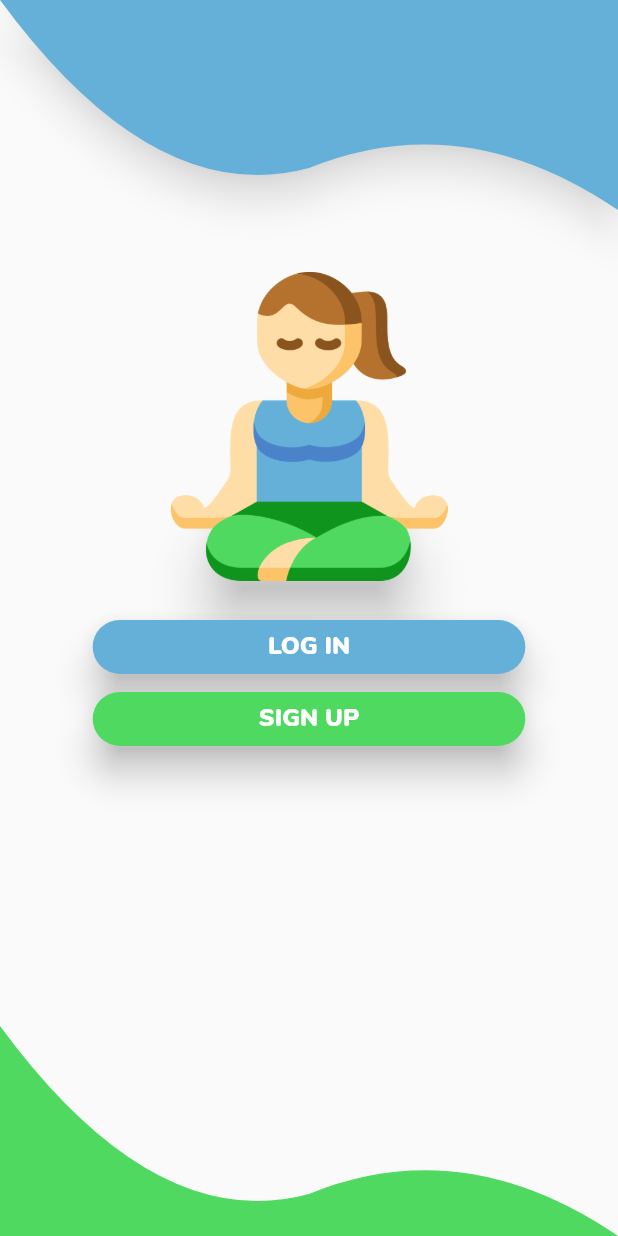
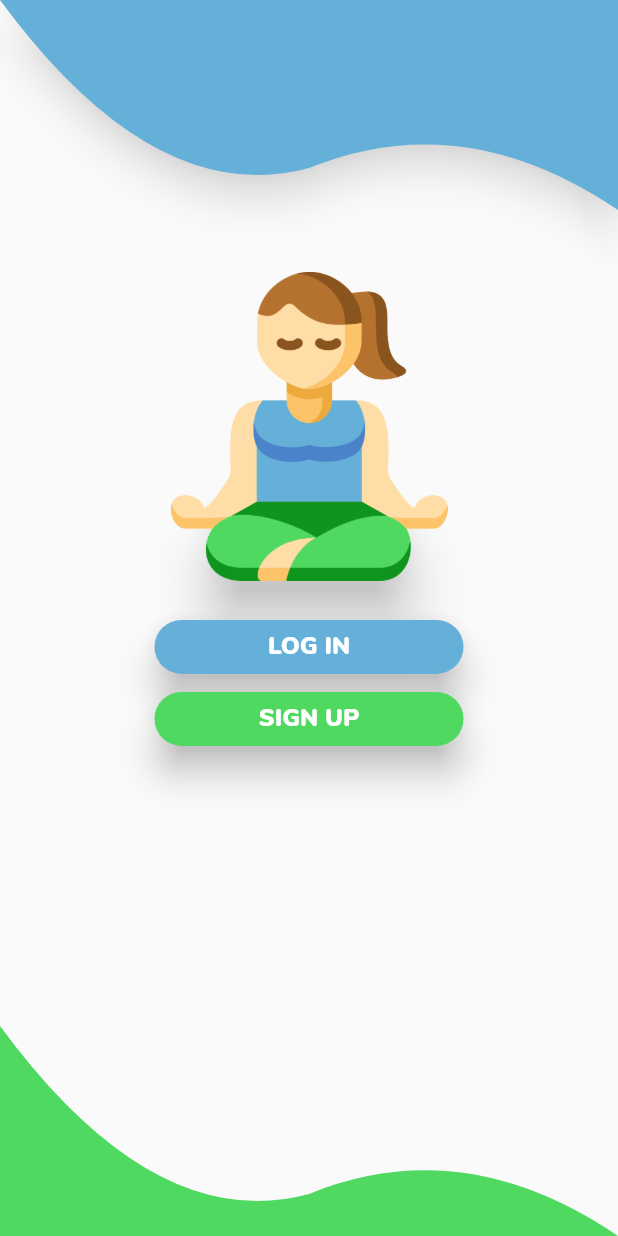
Before and after one commit to DevFreeze/daily_ui, a Flutter app: the screen it shows after launch, on a phone screen of 412 x 824 dp. Run offline on Flutter 3.47's test engine with Material 2 defaults, Android fonts, the phone set to English and light mode, and no system bars.

Commit message:
Added Animations

```diff
--- a/lib/ui/screens/sign_in.dart
+++ b/lib/ui/screens/sign_in.dart
@@ -10,7 +10,7 @@ class SignIn extends StatefulWidget {
   _SignInState createState() => _SignInState();
 }
 
-class _SignInState extends State<SignIn> {
+class _SignInState extends State<SignIn> with TickerProviderStateMixin {
   FocusNode _focusUsername = new FocusNode();
   FocusNode _focusMail = new FocusNode();
   FocusNode _focusPassword = new FocusNode();
@@ -20,7 +20,7 @@ class _SignInState extends State<SignIn> {
   bool login;
   bool detail;
   bool obscure;
-  bool obscure_confirm;
+  bool obscureConfirm;
 
   @override
   void initState() {
@@ -37,35 +37,33 @@ class _SignInState extends State<SignIn> {
   Widget build(BuildContext context) {
     return Scaffold(
       //resizeToAvoidBottomInset: false,
-      body: Container(
-        child: GestureDetector(
+      body: GestureDetector(
         child: Stack(
           children: <Widget>[
             Positioned.fill(
-                child: Container(
               child: ListView(
                 children: <Widget>[
                   // Container under the top shape, so the yoga girl doesn't vanish
                   // Height depends on Login, Signup or if keyboard visible
                   !_keyboardIsVisible()
-                          ? Container(
+                      ? AnimatedContainer(
+                    duration: Duration(seconds: 1),
                     height: login
                         ? MediaQuery.of(context).size.height * 0.15
                         : signup
-                                      ? MediaQuery.of(context).size.height *
-                                          0.05
-                                      : MediaQuery.of(context).size.height *
-                                          0.22,
+                        ? MediaQuery.of(context).size.height * 0.05
+                        : MediaQuery.of(context).size.height * 0.22,
                   )
-                          : Container(
-                              height:
-                                  MediaQuery.of(context).size.height * 0.03),
+                      : AnimatedContainer(
+                      duration: Duration(seconds: 1),
+                      height: MediaQuery.of(context).size.height * 0.03),
                   // Stack with yoga girl picture and the shadow
                   Stack(
                     alignment: Alignment.bottomCenter,
                     children: <Widget>[
                       // Extra Container to let the yoga girl in the PNG throw a shadow
-                          Container(
+                      AnimatedContainer(
+                        duration: Duration(milliseconds: 1000),
                         width: detail
                             ? MediaQuery.of(context).size.width * 0.13
                             : MediaQuery.of(context).size.width * 0.33,
@@ -81,7 +79,8 @@ class _SignInState extends State<SignIn> {
                         ),
                       ),
                       // Container with Yoga girl pic
-                          Container(
+                      AnimatedContainer(
+                        duration: Duration(milliseconds: 1000),
                         width: detail
                             ? MediaQuery.of(context).size.width * 0.2
                             : MediaQuery.of(context).size.width * 0.5,
@@ -89,19 +88,26 @@ class _SignInState extends State<SignIn> {
                       ),
                     ],
                   ),
+
                   // Username Textfield
                   // Only visible after clicking "SIGN UP"
-                      signup
-                          ? Container(
+                  AnimatedSize(
+                    alignment: Alignment.topCenter,
+                    duration: Duration(seconds: 1),
+                    vsync: this,
+                    child: AnimatedOpacity(
+                      opacity: detail ? 1.0 : 0.0,
+                      curve: Curves.easeInQuint,
+                      duration: Duration(seconds: 1),
+                      child: signup
+                          ? Align(
+                        alignment: Alignment.center,
+                        child: Container(
                           padding: EdgeInsets.only(
                             top: 20.0,
                           ),
-                              child: Align(
-                                alignment: Alignment.center,
-                                child: SizedBox(
-                                  width:
-                                      MediaQuery.of(context).size.width * 0.7,
-                                  height: 50.0,
+                          width: MediaQuery.of(context).size.width * 0.7,
+                          height: 70.0,
                           child: Material(
                             elevation: 5.0,
                             borderRadius: BorderRadius.circular(18.0),
@@ -123,22 +129,28 @@ class _SignInState extends State<SignIn> {
                             ),
                           ),
                         ),
-                              ),
                       )
                           : Container(),
+                    ),
+                  ),
                   // E-Mail Textfield
                   // Only visible after clicking "LOG IN" or "SIGN UP"
-                      detail
-                          ? Container(
+                  AnimatedSize(
+                    duration: Duration(seconds: 1),
+                    vsync: this,
+                    child: AnimatedOpacity(
+                      opacity: detail ? 1.0 : 0.0,
+                      curve: Curves.easeInQuint,
+                      duration: Duration(seconds: 1),
+                      child: detail
+                          ? Align(
+                        alignment: Alignment.center,
+                        child: Container(
                           padding: EdgeInsets.only(
                             top: login ? 20.0 : 10.0,
                           ),
-                              child: Align(
-                                alignment: Alignment.center,
-                                child: SizedBox(
-                                  width:
-                                      MediaQuery.of(context).size.width * 0.7,
-                                  height: 50.0,
+                          width: MediaQuery.of(context).size.width * 0.7,
+                          height: login ? 70.0 : 60.0,
                           child: Material(
                             elevation: 5.0,
                             borderRadius: BorderRadius.circular(18.0),
@@ -162,22 +174,29 @@ class _SignInState extends State<SignIn> {
                             ),
                           ),
                         ),
-                              ),
                       )
                           : Container(),
+                    ),
+                  ),
+
                   // Password Textfield
                   // Only visible after clicking "LOG IN" or "SIGN UP"
-                      detail
-                          ? Container(
+                  AnimatedSize(
+                    duration: Duration(seconds: 1),
+                    vsync: this,
+                    child: AnimatedOpacity(
+                      opacity: detail ? 1.0 : 0.0,
+                      curve: Curves.easeInQuint,
+                      duration: Duration(seconds: 1),
+                      child: detail
+                          ? Align(
+                        alignment: Alignment.center,
+                        child: Container(
                           padding: EdgeInsets.only(
                             top: 10.0,
                           ),
-                              child: Align(
-                                alignment: Alignment.center,
-                                child: SizedBox(
-                                  width:
-                                      MediaQuery.of(context).size.width * 0.7,
-                                  height: 50.0,
+                          width: MediaQuery.of(context).size.width * 0.7,
+                          height: 60.0,
                           child: Material(
                             borderRadius: BorderRadius.circular(18.0),
                             elevation: 5.0,
@@ -205,32 +224,41 @@ class _SignInState extends State<SignIn> {
                                       obscure = !obscure;
                                     });
                                   },
-                                          )),
+                                ),
                               ),
                             ),
                           ),
                         ),
                       )
                           : Container(),
+                    ),
+                  ),
+
                   // Confirm Password Textfield
                   // Only visible after clicking "SIGN UP"
-                      signup
-                          ? Container(
+                  AnimatedSize(
+                    alignment: Alignment.center,
+                    duration: Duration(seconds: 1),
+                    vsync: this,
+                    child: AnimatedOpacity(
+                      opacity: detail ? 1.0 : 0.0,
+                      curve: Curves.easeInQuint,
+                      duration: Duration(seconds: 1),
+                      child: signup
+                          ? Align(
+                        alignment: Alignment.center,
+                        child: Container(
                           padding: EdgeInsets.only(
                             top: 10.0,
                           ),
-                              child: Align(
-                                alignment: Alignment.center,
-                                child: SizedBox(
-                                  width:
-                                      MediaQuery.of(context).size.width * 0.7,
-                                  height: 50.0,
+                          width: MediaQuery.of(context).size.width * 0.7,
+                          height: 60.0,
                           child: Material(
                             borderRadius: BorderRadius.circular(18.0),
                             elevation: 5.0,
                             child: TextField(
                               focusNode: _focusConfirmPassword,
-                                      obscureText: obscure_confirm,
+                              obscureText: obscureConfirm,
                               decoration: InputDecoration(
                                 labelText: "Confirm Password",
                                 labelStyle: TextStyle(
@@ -244,25 +272,34 @@ class _SignInState extends State<SignIn> {
                                   borderSide: BorderSide(),
                                 ),
                                 suffixIcon: IconButton(
-                                            icon: Icon(obscure_confirm
+                                  icon: Icon(obscureConfirm
                                       ? Icons.visibility
                                       : Icons.visibility_off),
                                   onPressed: () {
                                     setState(() {
-                                                obscure_confirm =
-                                                    !obscure_confirm;
+                                      obscureConfirm = !obscureConfirm;
                                     });
                                   },
-                                          )),
+                                ),
                               ),
                             ),
                           ),
                         ),
                       )
                           : Container(),
+                    ),
+                  ),
+
                   // "Forget Password?" Text
                   // Only visible after clicking "LOG IN"
-                      login
+                  AnimatedSize(
+                    duration: Duration(seconds: 1),
+                    vsync: this,
+                    child: AnimatedOpacity(
+                      opacity: detail ? 1.0 : 0.0,
+                      curve: Curves.easeInQuint,
+                      duration: Duration(seconds: 1),
+                      child: login
                           ? Container(
                         padding: EdgeInsets.only(
                           top: 15.0,
@@ -283,18 +320,25 @@ class _SignInState extends State<SignIn> {
                         ),
                       )
                           : Container(),
+                    ),
+                  ),
+
                   // LOG IN button
                   // Not visible after "SIGN UP" button was clicked
-                      !signup
-                          ? Container(
+                  AnimatedOpacity(
+                    opacity: !signup ? 1.0 : 0.0,
+                    duration: Duration(seconds: 1),
+                    child: !signup
+                        ? Align(
+                      alignment: Alignment.center,
+                      child: AnimatedContainer(
+                        duration: Duration(seconds: 1),
                         padding: EdgeInsets.only(
                           top: login ? 10.0 : 20.0,
                         ),
-                              child: Align(
-                                alignment: Alignment.center,
-                                child: SizedBox(
-                                  width:
-                                      MediaQuery.of(context).size.width * 0.7,
+                        width: login
+                            ? MediaQuery.of(context).size.width * 0.7
+                            : MediaQuery.of(context).size.width * 0.5,
                         child: RaisedButton(
                           elevation: 10.0,
                           shape: RoundedRectangleBorder(
@@ -323,21 +367,26 @@ class _SignInState extends State<SignIn> {
                           ),
                         ),
                       ),
-                              ),
                     )
                         : Container(),
+                  ),
+
                   // SIGN UP button
                   // Not visible after "LOG IN" button was clicked
-                      !login
-                          ? Container(
+                  AnimatedOpacity(
+                    opacity: !login ? 1.0 : 0.0,
+                    duration: Duration(seconds: 1),
+                    child: !login
+                        ? Align(
+                      alignment: Alignment.center,
+                      child: AnimatedContainer(
+                        duration: Duration(seconds: 1),
                         padding: EdgeInsets.only(
                           top: signup ? 10.0 : 0.0,
                         ),
-                              child: Align(
-                                alignment: Alignment.center,
-                                child: SizedBox(
-                                  width:
-                                      MediaQuery.of(context).size.width * 0.7,
+                        width: signup
+                            ? MediaQuery.of(context).size.width * 0.7
+                            : MediaQuery.of(context).size.width * 0.5,
                         child: RaisedButton(
                           elevation: 10.0,
                           shape: RoundedRectangleBorder(
@@ -362,19 +411,20 @@ class _SignInState extends State<SignIn> {
                           ),
                         ),
                       ),
-                              ),
                     )
                         : Container(),
+                  ),
                   // Divider with OR text
                   // Only visible after clicking "LOG IN" or "SIGN UP"
-                      detail
-                          ? Container(
-                              child: Align(
+                  AnimatedOpacity(
+                    opacity: detail ? 1.0 : 0.0,
+                    duration: Duration(seconds: 1),
+                    child: detail
+                        ? Align(
                       alignment: Alignment.center,
-                                child: SizedBox(
+                      child: Container(
                         height: 40.0,
-                                  width:
-                                      MediaQuery.of(context).size.width * 0.6,
+                        width: MediaQuery.of(context).size.width * 0.6,
                         child: Row(
                           children: <Widget>[
                             Expanded(
@@ -405,12 +455,15 @@ class _SignInState extends State<SignIn> {
                           ],
                         ),
                       ),
-                              ),
                     )
                         : Container(),
+                  ),
                   // Row with Google, Instagram and Facebook buttons
                   // Only visible after clicking "LOG IN" or "SIGN UP"
-                      detail
+                  AnimatedOpacity(
+                    opacity: detail ? 1.0 : 0.0,
+                    duration: Duration(seconds: 1),
+                    child: detail
                         ? Container(
                       height: 30.0,
                       child: Row(
@@ -420,15 +473,14 @@ class _SignInState extends State<SignIn> {
                             elevation: 5.0,
                             color: Colors.white,
                             shape: CircleBorder(),
-                                    child:
-                                        Image.asset("assets/google-icon.png"),
+                            child: Image.asset("assets/google-icon.png"),
                             onPressed: () {},
                           ),
                           RaisedButton(
                             elevation: 5.0,
                             shape: CircleBorder(),
-                                    child: Image.asset(
-                                        "assets/instagram-icon.png"),
+                            child:
+                            Image.asset("assets/instagram-icon.png"),
                             onPressed: () {},
                           ),
                           RaisedButton(
@@ -442,9 +494,13 @@ class _SignInState extends State<SignIn> {
                       ),
                     )
                         : Container(),
+                  ),
                   // "Dont have an account?" Text
                   // Only visible after clicking "LOG IN"
-                      login
+                  AnimatedOpacity(
+                    opacity: login ? 1.0 : 0.0,
+                    duration: Duration(seconds: 1),
+                    child: login
                         ? Container(
                       alignment: Alignment.center,
                       padding: EdgeInsets.only(top: 25.0),
@@ -487,9 +543,13 @@ class _SignInState extends State<SignIn> {
                       ),
                     )
                         : Container(),
+                  ),
                   // "Already have an account?" Text
                   // Only visible after clicking "SIGN UP"
-                      signup
+                  AnimatedOpacity(
+                    opacity: signup ? 1.0 : 0.0,
+                    duration: Duration(seconds: 1),
+                    child: signup
                         ? Container(
                       alignment: Alignment.center,
                       padding: EdgeInsets.only(top: 25.0),
@@ -532,14 +592,12 @@ class _SignInState extends State<SignIn> {
                       ),
                     )
                         : Container(),
+                  ),
                   // Container at the bottom, so the last textwidget doesn't disappear behind the bottom shape
-                      Container(
-                          height: MediaQuery.of(context).size.height * 0.05),
+                  Container(height: MediaQuery.of(context).size.height * 0.05),
                 ],
               ),
             ),
-              ),
-
             // blue top wave shade with a shadow
             Positioned(
               top: 0.0,
@@ -547,7 +605,8 @@ class _SignInState extends State<SignIn> {
                 painter: BoxShadowPainter(),
                 child: ClipPath(
                   clipper: TopWaveClipper(),
-                    child: Container(
+                  child: AnimatedContainer(
+                    duration: Duration(seconds: 1),
                     height: _keyboardIsVisible() || signup
                         ? MediaQuery.of(context).size.height * 0.06
                         : MediaQuery.of(context).size.height * 0.17,
@@ -557,13 +616,13 @@ class _SignInState extends State<SignIn> {
                 ),
               ),
             ),
-
             // Green bottom wave shade
             Positioned(
               bottom: 0.0,
               child: ClipPath(
                 clipper: BottomWaveClipper(),
-                  child: Container(
+                child: AnimatedContainer(
+                  duration: Duration(seconds: 1),
                   height: _keyboardIsVisible()
                       ? 0.0
                       : signup
@@ -581,7 +640,6 @@ class _SignInState extends State<SignIn> {
           FocusScope.of(context).unfocus();
         },
       ),
-      ),
     );
   }
 
@@ -595,6 +653,6 @@ class _SignInState extends State<SignIn> {
     // obscure password textfield
     obscure = true;
     // obscure confirm password textfield
-    obscure_confirm = true;
+    obscureConfirm = true;
   }
 }
```
Lines whose indentation alone changed are shown as unchanged.
